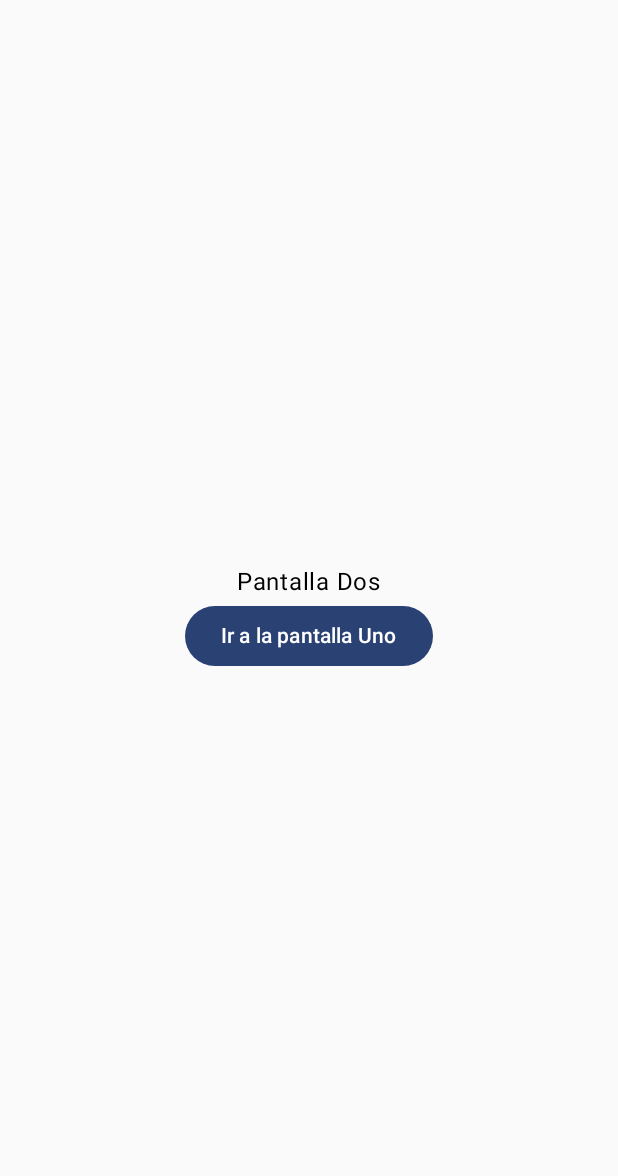
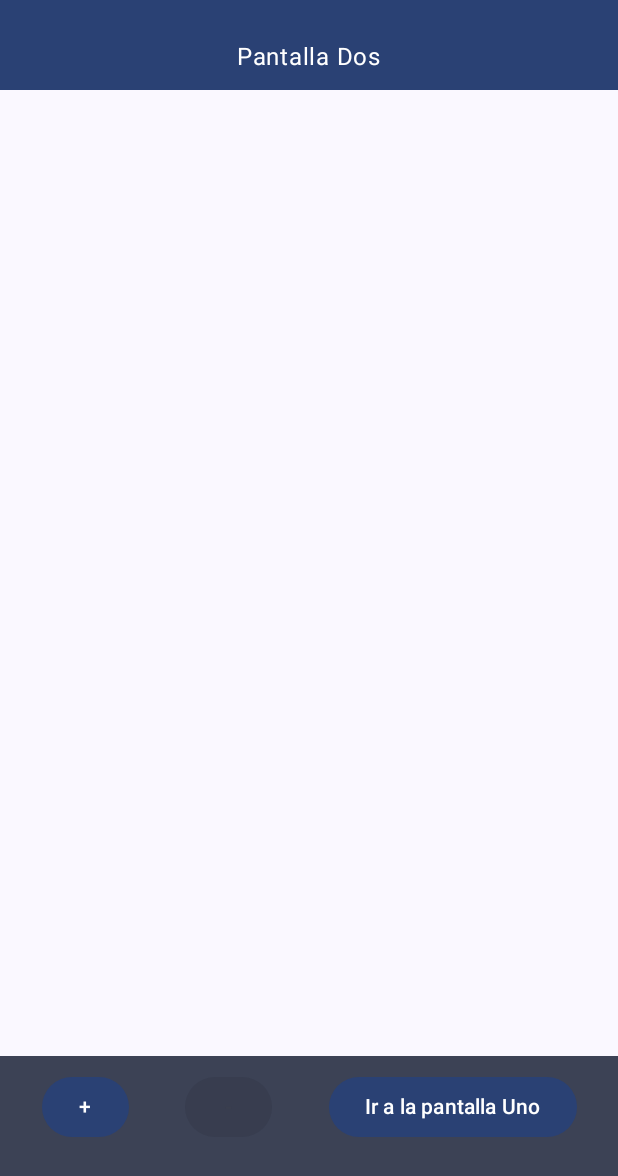
Before and after one commit to elarreglador/PMM_Plantilla, an Android app built with Jetpack Compose: the Dos screen opened through its navigation route, on a phone screen of 412 x 824 dp. Shown: the top 1176 px of the screen. Run offline under Robolectric (Android 15) with nearby library versions, the phone set to English and light mode, and no system bars.

Commit message:
💡 Nueva funcionalidad: Agregado listado de checkbox en pantalla dos

```diff
--- a/app/src/main/java/com/elarreglador/pmm_parcial1/screens/dos.kt
+++ b/app/src/main/java/com/elarreglador/pmm_parcial1/screens/dos.kt
@@ -1,12 +1,20 @@
 package com.elarreglador.pmm_parcial1.screens
 
+import androidx.compose.foundation.background
 import androidx.compose.foundation.layout.Arrangement
 import androidx.compose.foundation.layout.Arrangement.Center
 import androidx.compose.foundation.layout.Box
 import androidx.compose.foundation.layout.Column
 import androidx.compose.foundation.layout.Row
 import androidx.compose.foundation.layout.fillMaxSize
+import androidx.compose.foundation.layout.fillMaxWidth
+import androidx.compose.foundation.layout.height
+import androidx.compose.foundation.layout.padding
+import androidx.compose.foundation.lazy.LazyColumn
 import androidx.compose.material3.Button
+import androidx.compose.material3.Checkbox
+import androidx.compose.material3.MaterialTheme
+import androidx.compose.material3.Scaffold
 import androidx.compose.material3.Text
 import androidx.compose.runtime.Composable
 import androidx.compose.runtime.mutableStateListOf
@@ -16,6 +24,7 @@ import androidx.compose.ui.Alignment
 import androidx.compose.ui.Alignment.Companion.CenterVertically
 import androidx.compose.ui.Modifier
 import androidx.compose.ui.tooling.preview.Preview
+import androidx.compose.ui.unit.dp
 import androidx.navigation.NavController
 import androidx.navigation.compose.rememberNavController
 import com.elarreglador.pmm_parcial1.reusable.TextCheck
@@ -24,15 +33,68 @@ import com.elarreglador.pmm_parcial1.reusable.TextCheck
 @Composable
 fun Dos(navController: NavController, listado: SnapshotStateList<TextCheck>) {
 
+
+
+//    Scaffold (
+//        topBar = {},
+//        content = { paddingValues -> }
+            // Aplicar modifier = Modifier.padding(paddingValues)
+            // al elemento conteniddo
+//        bottomBar = {},
+//    )
+
     // Contenido de la pantalla Dos
-    Column(
-        verticalArrangement = Arrangement.Center,
-        horizontalAlignment = Alignment.CenterHorizontally,
+    Scaffold (
+
+        topBar = {
+            Row (
+                verticalAlignment = Alignment.Bottom,
+                horizontalArrangement = Arrangement.Center,
                 modifier = Modifier
-            .fillMaxSize()
+                    .fillMaxWidth()
+                    .height(60.dp)
+                    .background(MaterialTheme.colorScheme.primary)
+            ) {
+                Text(
+                    "Pantalla Dos",
+                    modifier = Modifier.padding(10.dp),
+                    color = MaterialTheme.colorScheme.onPrimary,
+                )
+            }
+        },
+
+        bottomBar = {
+            Row (
+                verticalAlignment = Alignment.Top,
+                horizontalArrangement = Arrangement.SpaceEvenly,
+                modifier = Modifier
+                    .fillMaxWidth()
+                    .height(120.dp)
+                    .background(MaterialTheme.colorScheme.secondary)
             ){
-        Text("Pantalla Dos")
                 Button(
+                    modifier = Modifier.padding(10.dp),
+                    onClick = {
+                        listado.add(TextCheck(false, "elemento ${listado.size + 1}"))
+                    }
+                ) {
+                    Text("+")
+                }
+
+                Button(
+                    // Deshabilitar el botón si la lista está vacía
+                    enabled = listado.isNotEmpty(),
+                    modifier = Modifier
+                        .padding(10.dp),
+                    onClick = {
+                        listado.removeAt(listado.size-1)
+                    }
+                ) {
+                    Text("-")
+                }
+
+                Button(
+                    modifier = Modifier.padding(10.dp),
                     onClick = {
                         navController.navigate("Uno")
                     }
@@ -40,8 +102,41 @@ fun Dos(navController: NavController, listado: SnapshotStateList<TextCheck>) {
                     Text("Ir a la pantalla Uno")
                 }
             }
+        },
+
+        content = { paddingValues ->
+            // Aplicar modifier = Modifier.padding(paddingValues)
+            // al elemento conteniddo
+            LazyColumn(
+                verticalArrangement = Center,
+                horizontalAlignment = Alignment.CenterHorizontally,
+                modifier = Modifier
+                    .fillMaxSize()
+                    .padding(paddingValues)
+            ) {
+
+                items(listado.size) { index ->
+                    val item = listado[index]
+                    Row(
+                        verticalAlignment = CenterVertically
+                    ) {
+                        Checkbox(
+                            checked = item.isChecked,
+                            onCheckedChange = {
+                            listado[index] = item.copy(isChecked = it)
+                        })
+                        Text(text = item.text)
+                    }
+                }
+
 
             }
+        }
+
+    )
+
+}
+
 
 
 @Preview(showSystemUi = true)
--- a/app/src/main/java/com/elarreglador/pmm_parcial1/screens/splash.kt
+++ b/app/src/main/java/com/elarreglador/pmm_parcial1/screens/splash.kt
@@ -29,7 +29,7 @@ import kotlinx.coroutines.delay
 fun SplashScreen(navController: NavHostController) {
 
     LaunchedEffect(key1 = true){
-        delay(8000)
+        delay(1000)
         navController.popBackStack()
         navController.navigate("Uno")
     }
```
Lines whose indentation alone changed are shown as unchanged.
